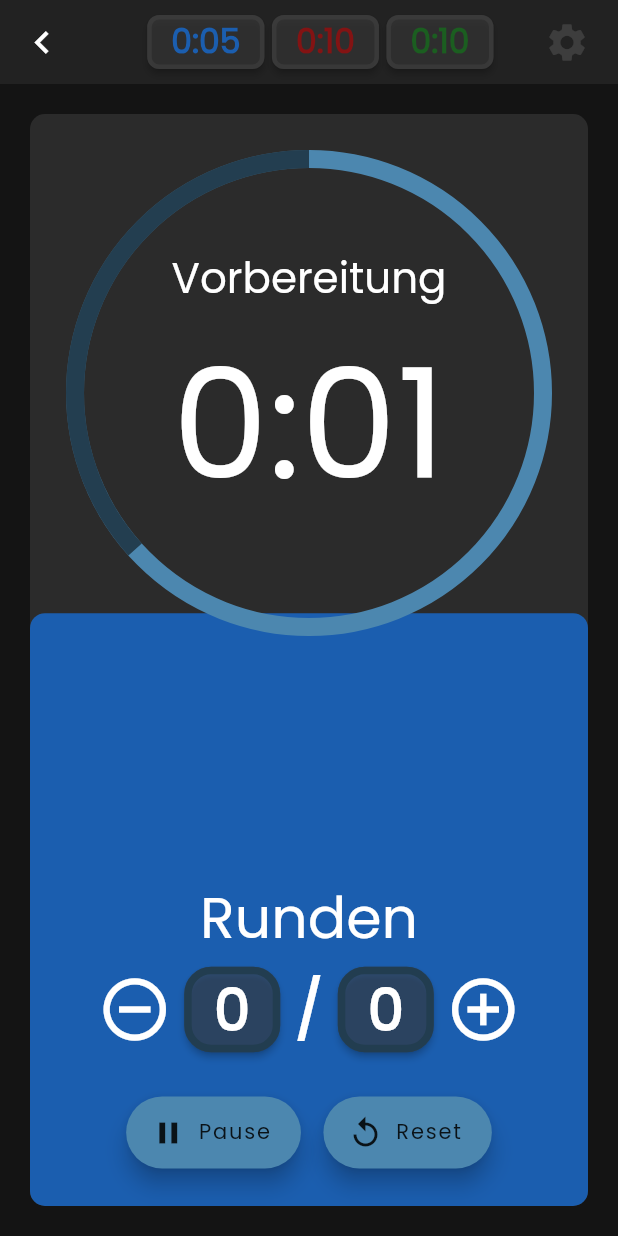
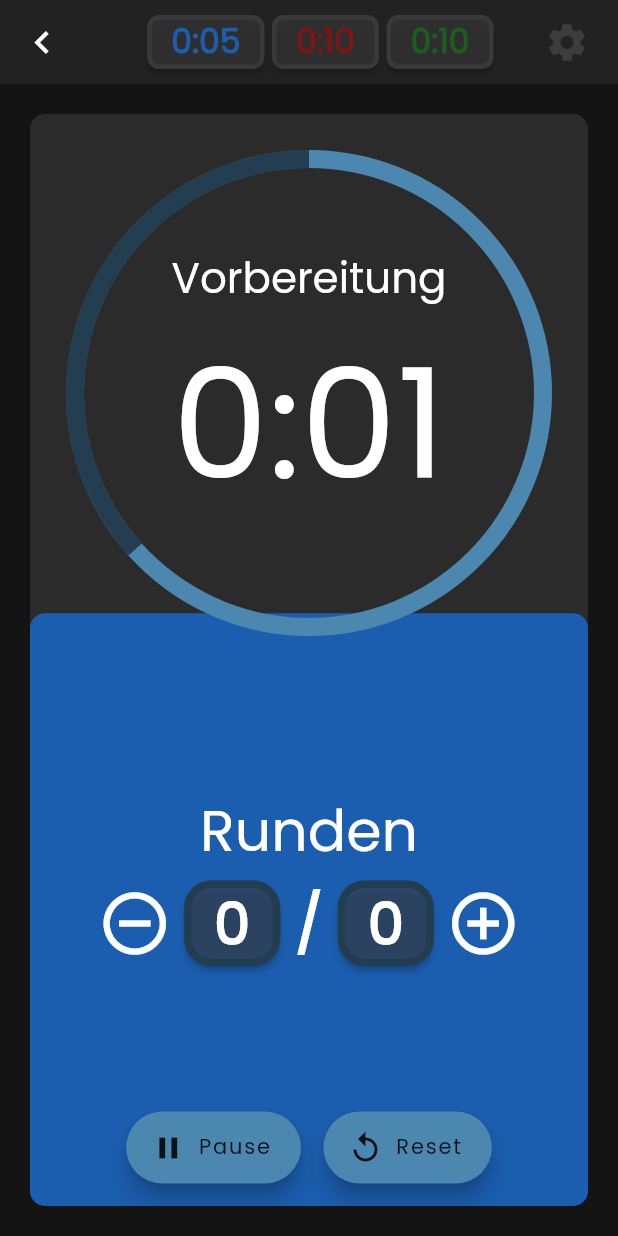
Before and after one commit to internessi/trainertimer, a Flutter app: the TimerSimple screen opened directly, after a tap on "Einstellung", on a phone screen of 412 x 824 dp. Run offline on Flutter 3.47's test engine with Material 2 defaults, Android fonts, the phone set to English and light mode, and no system bars; our stand-ins replace audioplayers, flutter_bloc, gap; missing offline and left inert: animation_wrappers, circular_countdown, timer_controller.

Commit message:
Update timerSimple.dart

```diff
--- a/lib/Pages/Home/Timers/timerSimple.dart
+++ b/lib/Pages/Home/Timers/timerSimple.dart
@@ -235,8 +235,7 @@ class _TimerSimpleState extends State<TimerSimple>
                                       child: Column(
                                         mainAxisAlignment: MainAxisAlignment.spaceBetween,
                                         children: <Widget>[
-                                          Expanded(  // TimerKreis
-                                            child: Align(
+                                          Align(
                                               alignment: FractionalOffset.topCenter,
                                               child: AspectRatio(
                                                 aspectRatio: 1.0,
@@ -280,11 +279,13 @@ class _TimerSimpleState extends State<TimerSimple>
                                                 ),
                                               ),
                                             ),
-                                          ),
 
-                                          SizedBox(
-                                            height: 15,
-                                          ),
+
+                                          Column(
+                                           mainAxisAlignment: MainAxisAlignment.start,
+                                            children: [
+
+
                                           Text(
                                               'Runden',
                                               style: TextStyle(fontSize: 38.0)
@@ -355,9 +356,11 @@ class _TimerSimpleState extends State<TimerSimple>
                                               ),
                                             ],
                                           ),
-                                          SizedBox(
-                                            height: 25,
+                                           ],
                                           ),
+
+
+
                                           Row(
                                             mainAxisAlignment: MainAxisAlignment.center,
                                             children: [
@@ -405,6 +408,9 @@ class _TimerSimpleState extends State<TimerSimple>
                                                             timerColorBg = timerTypeColorBg[2];
                                                             controller.reset();
                                                             controller.stop();
+                                                            setState(() {
+
+                                                            });
 
                                                           }
                                                           else {
@@ -422,9 +428,7 @@ class _TimerSimpleState extends State<TimerSimple>
                                                     );
                                                   }),
                                             ],),
-                                          SizedBox(
-                                            height: 10,
-                                          ),
+
                                         ],
                                       ),
                                     ),
```
